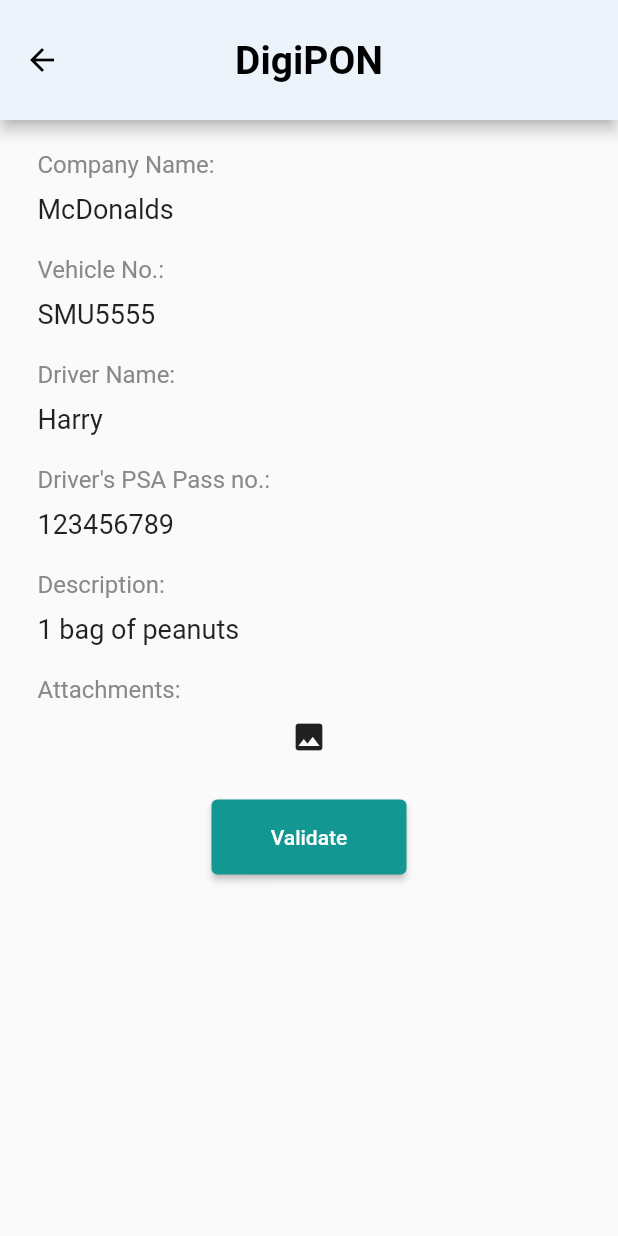
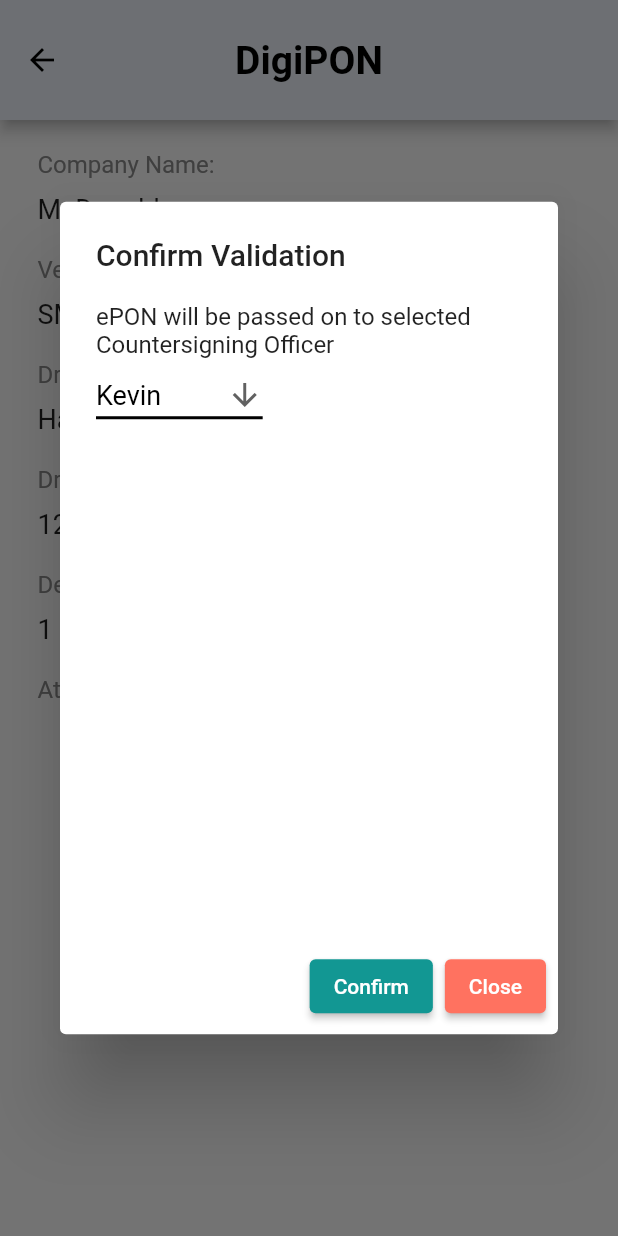
Before and after one commit to tigercxx/PSA_Tryingourbest, a Flutter app: the UnvalidatedDisplay screen opened directly with sample values from the repository, after a tap on "Validate", on a phone screen of 412 x 824 dp. Run offline on Flutter 3.47's test engine with Material 2 defaults, Android fonts, the phone set to English and light mode, and no system bars; our stand-ins replace date_format; missing offline and left inert: custom_radio_group_list.

Commit message:
Dropdown list for DO to select CSO

```diff
--- a/digiPON/lib/models/app.dart
+++ b/digiPON/lib/models/app.dart
@@ -19,7 +19,9 @@ class App extends ChangeNotifier {
 class PON {
   String serialnumber;
   String requester_id;
+  String designated_id;
   String cso_id;
+  String aetos_id;
 
 //Required Info
   String company_name;
@@ -39,7 +41,9 @@ class PON {
   PON(
       this.serialnumber,
       this.requester_id,
+      this.designated_id,
       this.cso_id,
+      this.aetos_id,
       this.company_name,
       this.vehicle_no,
       this.driver_name,
@@ -58,6 +62,8 @@ List<PON> PONData = [
       '1',
       '1',
       '2',
+      '3',
+      '4',
       'McDonalds',
       'SMU5555',
       'Harry',
@@ -73,6 +79,8 @@ List<PON> PONData = [
       '2',
       '1',
       '2',
+      '3',
+      '4',
       'McDonalds',
       'SMU5555',
       'Harry',
@@ -88,6 +96,8 @@ List<PON> PONData = [
       '3',
       '1',
       '2',
+      '3',
+      '4',
       'McDonalds',
       'SMU5555',
       'Harry',
@@ -103,6 +113,8 @@ List<PON> PONData = [
       '4',
       '1',
       '2',
+      '3',
+      '4',
       'McDonalds',
       'SMU5555',
       'Harry',
@@ -118,6 +130,8 @@ List<PON> PONData = [
       '5',
       '1',
       '2',
+      '3',
+      '4',
       'McDonalds',
       'SMU5555',
       'Harry',
@@ -133,6 +147,8 @@ List<PON> PONData = [
       '6',
       '1',
       '2',
+      '3',
+      '4',
       'McDonalds',
       'SMU5555',
       'Harry',
--- a/digiPON/lib/models/designatedofficermodel.dart
+++ b/digiPON/lib/models/designatedofficermodel.dart
@@ -4,6 +4,8 @@ import 'app.dart';
 
 class DesignatedOfficerModel extends ChangeNotifier {
   List<PON> unvalidatedList = [];
+  List<CSO> availableCSOList = [];
+  String dropdownValue = '';
   // function to update current requests and task list and notify listeners.
   void updateUnvalidatedList() {
     unvalidatedList = [];
@@ -11,4 +13,39 @@ class DesignatedOfficerModel extends ChangeNotifier {
       unvalidatedList.add(PONData[i]);
     }
   }
+
+  void updateavailableCSOList() {
+    availableCSOList = [];
+    for (int i = 0; i < availableCSO.length; i++) {
+      availableCSOList.add(availableCSO[i]);
+    }
+  }
+
+  List<String> availableCSOStringList = [];
+  void updateStringList() {
+    availableCSOStringList = [];
+    for (int i = 0; i < availableCSOList.length; i++) {
+      availableCSOStringList.add(availableCSOList[i].username);
+    }
+    dropdownValue = availableCSOStringList.first;
+  }
+
+  set setDropdownValue(String value) {
+    dropdownValue = value;
+    notifyListeners();
+  }
 }
+
+class CSO {
+  String username;
+  int user_id;
+
+  CSO(this.username, this.user_id);
+}
+
+List<CSO> availableCSO = [
+  CSO('Kevin', 1),
+  CSO('Javier', 2),
+  CSO('Julia', 3),
+  CSO('Guatemala', 4)
+];
--- a/digiPON/lib/pages/unvalidateddisplay.dart
+++ b/digiPON/lib/pages/unvalidateddisplay.dart
@@ -1,5 +1,8 @@
 import 'package:flutter/material.dart';
 import 'package:tryingoutbest/models/app.dart';
+import 'package:provider/provider.dart';
+import '../models/designatedofficermodel.dart';
+import 'package:custom_radio_group_list/custom_radio_group_list.dart';
 
 class UnvalidatedDisplay extends StatelessWidget {
   const UnvalidatedDisplay({super.key, required this.ponDisplay});
@@ -171,9 +174,82 @@ class UnvalidatedDisplay extends StatelessWidget {
               child: const Text('Validate'),
               onPressed: () {
                 // PUT data and return to page once successful
+                showDialog(
+                    context: context,
+                    builder: ((context) => _buildPopupDialog(context)));
               },
             )),
       ]),
     );
   }
 }
+
+Widget _buildPopupDialog(BuildContext context) {
+  var designatedmodel = context.read<DesignatedOfficerModel>();
+  designatedmodel.updateavailableCSOList();
+  designatedmodel.updateStringList();
+  return AlertDialog(
+    title: const Text('Confirm Validation'),
+    content: Container(
+      height: 400,
+      child: Column(
+        mainAxisSize: MainAxisSize.min,
+        crossAxisAlignment: CrossAxisAlignment.start,
+        children: <Widget>[
+          Text("ePON will be passed on to selected Countersigning Officer"),
+          Container(child: Consumer<DesignatedOfficerModel>(
+            builder: (context, value, child) {
+              print(designatedmodel.dropdownValue);
+              print(designatedmodel.availableCSOList.first.username);
+              print(designatedmodel.availableCSOList.length);
+              print(designatedmodel.availableCSOStringList.first);
+              print(designatedmodel.availableCSOStringList.length);
+              return DropdownButton<String>(
+                value: designatedmodel.dropdownValue,
+                icon: const Icon(Icons.arrow_downward),
+                elevation: 16,
+                style: const TextStyle(color: Colors.black, fontSize: 18),
+                underline: Container(
+                  height: 2,
+                  color: Colors.black,
+                ),
+                onChanged: (String? value) {
+                  // This is called when the user selects an item.
+                  designatedmodel.setDropdownValue = value!;
+                },
+                items: designatedmodel.availableCSOStringList
+                    .map<DropdownMenuItem<String>>((String value) {
+                  return DropdownMenuItem<String>(
+                    value: value,
+                    child: Text(value),
+                  );
+                }).toList(),
+              );
+            },
+          ))
+        ],
+      ),
+    ),
+    actions: <Widget>[
+      ElevatedButton(
+          style: ButtonStyle(
+              backgroundColor:
+                  MaterialStateProperty.all<Color>(Color(0xFF129793))),
+          onPressed: () {
+            // put the serial number, cso_id and time authorised
+            Navigator.pop(context);
+            Navigator.pop(context);
+          },
+          child: Text("Confirm")),
+      ElevatedButton(
+        style: ButtonStyle(
+            backgroundColor:
+                MaterialStateProperty.all<Color>(Color(0xFFFF7260))),
+        onPressed: () {
+          Navigator.of(context).pop();
+        },
+        child: const Text('Close'),
+      ),
+    ],
+  );
+}
--- a/digiPON/pubspec.yaml
+++ b/digiPON/pubspec.yaml
@@ -36,6 +36,8 @@ dependencies:
     # Use with the CupertinoIcons class for iOS style icons.
     cupertino_icons: ^1.0.2
     date_format: ^2.0.7
+    custom_radio_group_list: ^1.0.0
+    http:
 
 dev_dependencies:
     flutter_test:
```
Also changed, not shown: digiPON/pubspec.lock.
